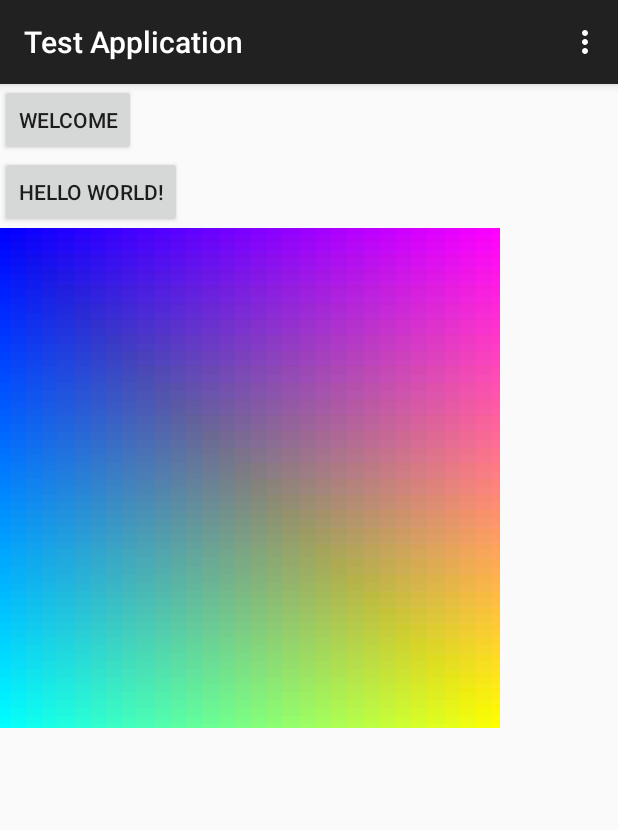
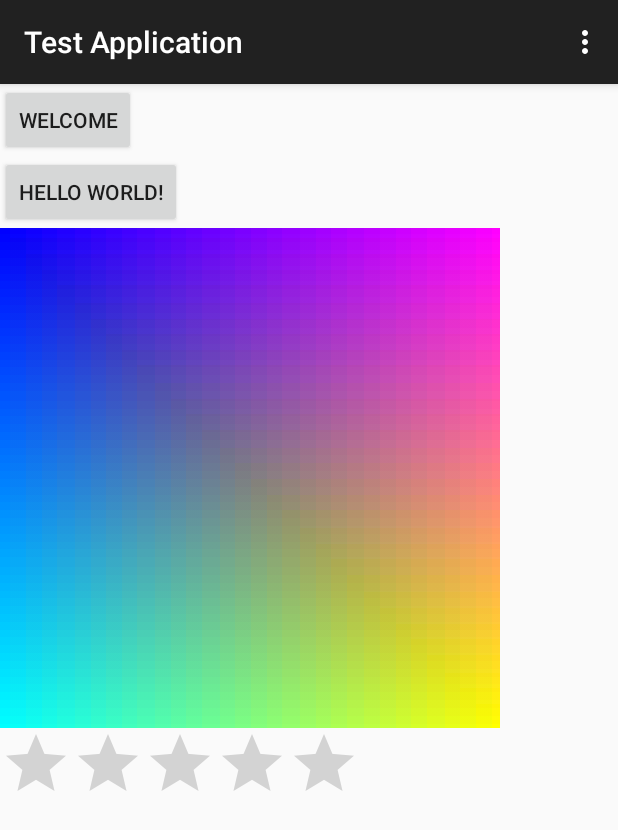
Before and after one commit to fengchaoyu1/NNTradeClient, an Android app: the screen it shows after launch (MainActivity), on a phone screen of 412 x 824 dp. Shown: the top 830 px of the screen. Run offline under Robolectric (Android 15) with nearby library versions, the phone set to English and light mode, and no system bars.

Commit message:
add rating star for users
Signed-off-by: chaoyu <364402956@qq.com>

```diff
--- a/app/src/main/java/com/example/dip/testapplication/MainActivity.java
+++ b/app/src/main/java/com/example/dip/testapplication/MainActivity.java
@@ -1,10 +1,15 @@
 package com.example.dip.testapplication;
 
+import android.content.res.Resources;
 import android.graphics.Canvas;
+import android.graphics.Color;
 import android.graphics.Matrix;
 import android.graphics.Paint;
+import android.graphics.PorterDuff;
 import android.graphics.drawable.BitmapDrawable;
 import android.graphics.drawable.Drawable;
+import android.graphics.drawable.LayerDrawable;
+import android.graphics.drawable.TransitionDrawable;
 import android.media.ThumbnailUtils;
 import android.os.AsyncTask;
 import android.os.Build;
@@ -45,6 +50,8 @@ import android.graphics.BitmapFactory;
 import android.os.Bundle;
 
 import android.util.Log;
+import android.widget.RatingBar;
+import android.widget.Toast;
 
 import org.apache.http.HttpEntity;
 import org.apache.http.HttpResponse;
@@ -53,6 +60,8 @@ import org.apache.http.client.ClientProtocolException;
 import org.apache.http.client.HttpClient;
 import org.apache.http.client.methods.HttpGet;
 import org.apache.http.impl.client.DefaultHttpClient;
+import com.example.dip.testapplication.CustomView;
+
 
 
 public class MainActivity extends ActionBarActivity {
@@ -61,10 +70,13 @@ public class MainActivity extends ActionBarActivity {
     ImageView myView3=null;
 
 
+
     @Override
     protected void onCreate(Bundle savedInstanceState) {
         super.onCreate(savedInstanceState);
         setContentView(R.layout.activity_main);
+        //drawStars=new DrawStars(this,null);
+       // setContentView(drawStars);
 
        /*
 
@@ -88,8 +100,26 @@ public class MainActivity extends ActionBarActivity {
         }catch(IOException e){
             e.printStackTrace();
         }*/
+        RatingBar ratingBar=(RatingBar)findViewById(R.id.ratingBar);
+        LayerDrawable stars = (LayerDrawable) ratingBar.getProgressDrawable();
+        stars.getDrawable(2).setColorFilter(getResources().getColor(R.color.gold), PorterDuff.Mode.SRC_ATOP);
+        ratingBar.setOnRatingBarChangeListener(new RatingBar.OnRatingBarChangeListener(){
 
-        Bitmap mBitmap;
+            public void onRatingChanged(RatingBar ratingBar, float rating,
+                                        boolean fromUser) {
+                ratingBar.setRating(rating);
+                Toast.makeText(MainActivity.this, "当前评分:" + String.valueOf(rating),
+                        Toast.LENGTH_LONG).show();
+            }
+        });
+
+
+
+
+
+
+
+    Bitmap mBitmap;
         int[] mColors;
         int WIDTH=500;
         int HEIGHT=500;
@@ -101,6 +131,9 @@ public class MainActivity extends ActionBarActivity {
         ImageView myImage2=null;
         myImage2=(ImageView)findViewById(R.id.myView);
         myImage2.setImageBitmap(mBitmap);
+
+
+
 
 
 
@@ -139,6 +172,7 @@ public class MainActivity extends ActionBarActivity {
                 testThumbnails();
                 RequestTask requestTask=new RequestTask();
                 requestTask.execute(imagePath);
+
                 /*
                 ImageView myImage3=null;
                 myImage3=(ImageView)findViewById(R.id.imageInternet);
--- a/app/src/main/res/layout/activity_main.xml
+++ b/app/src/main/res/layout/activity_main.xml
@@ -37,6 +37,10 @@
         android:layout_gravity="bottom"
         />
 
+    <RatingBar
+        android:layout_width="wrap_content"
+        android:layout_height="wrap_content"
+        android:id="@+id/ratingBar" />
 
 
 </LinearLayout>
--- a/app/src/main/res/values/strings.xml
+++ b/app/src/main/res/values/strings.xml
@@ -6,5 +6,6 @@
     <string name="register_name">请注册</string>
     <drawable name="red">#FF0000</drawable>
     <string name="title_activity_register">RegisterActivity</string>
+    <color name="gold">#FFD700</color>
 
 </resources>
```
Also changed, not shown: app/src/main/java/com/example/dip/testapplication/Creatpicture.java (deleted, +0 -57 lines), app/src/main/java/com/example/dip/testapplication/CustomView.java (added, +57 -0 lines), app/src/main/res/values/styles.xml (+9 -0 lines), 2 other files.
